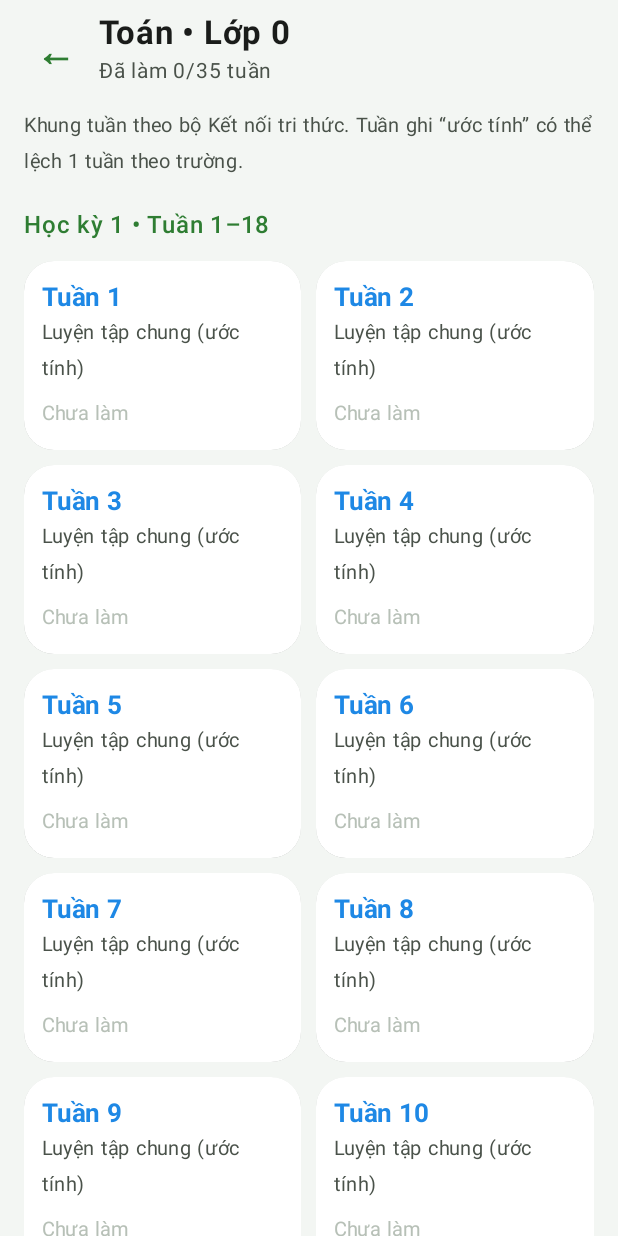
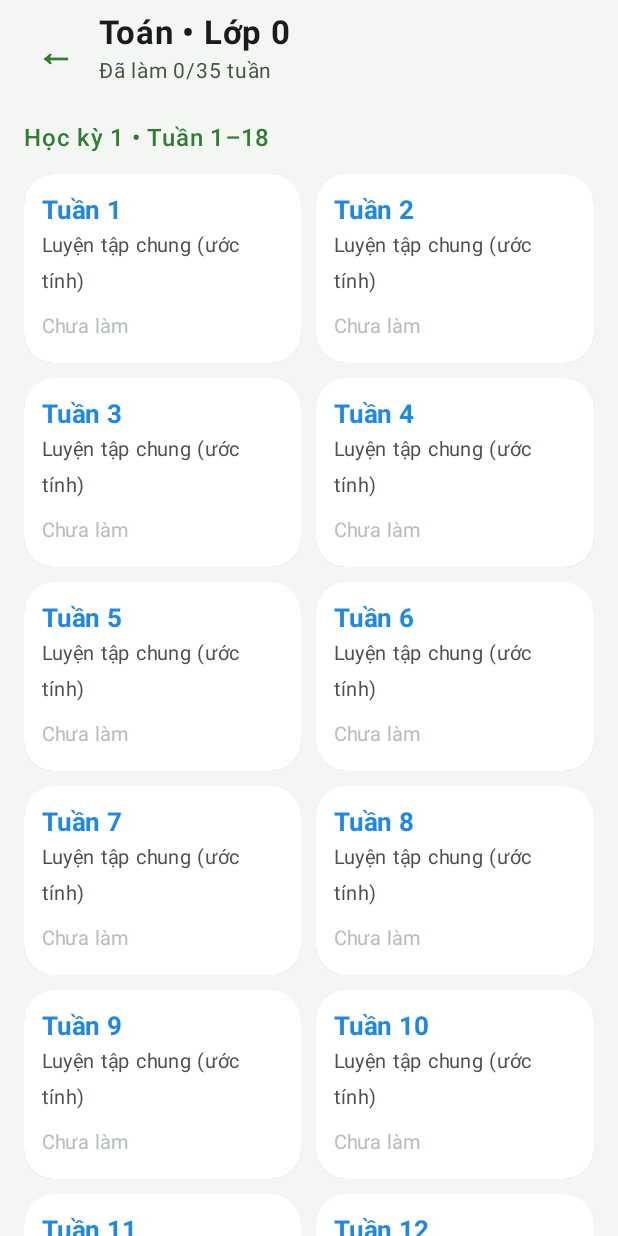
Before and after one commit to trananhphongtb-dot/trac-nghiem-toan-tieu-hoc, an Android app built with Jetpack Compose: the composable WeekScreen called with empty values, on a phone screen of 412 x 824 dp. Run offline under Robolectric (Android 15) with nearby library versions, the phone set to English and light mode, and no system bars.

Commit message:
1.0.1: tieu de day du 'Bai Tap Tuan Tieu Hoc', bo chu 'Chon mon hoc' / 'Chon lop' / giai thich chu de o man tuan

```diff
--- a/app/src/main/java/vn/phong/baitaptuan/ui/Screens.kt
+++ b/app/src/main/java/vn/phong/baitaptuan/ui/Screens.kt
@@ -164,11 +164,10 @@ fun HomeScreen(
                 ) { Text("📝", fontSize = 30.sp) }
                 Spacer(modifier = Modifier.width(14.dp))
                 Column {
-                    Text("Bài Tập Tuần", fontSize = 30.sp, fontWeight = FontWeight.Bold, color = MaterialTheme.colorScheme.onBackground)
+                    Text("Bài Tập Tuần Tiểu Học", fontSize = 26.sp, fontWeight = FontWeight.Bold, color = MaterialTheme.colorScheme.onBackground)
                     Text("Tiểu học • Lớp 1–5 • 35 tuần", fontSize = 15.sp, color = MaterialTheme.colorScheme.onSurfaceVariant)
                 }
             }
-            SectionTitle("Chọn môn học")
             Subject.values().forEach { subject ->
                 AppCard(modifier = Modifier.fillMaxWidth(), onClick = { onSubjectSelected(subject) }) {
                     Row(
@@ -203,7 +202,7 @@ fun GradeScreen(
 ) {
     AppBox {
         Column(modifier = Modifier.fillMaxSize()) {
-            TopBar(subject.title, "Chọn lớp", onBack)
+            TopBar(subject.title, onBack)
             Column(
                 modifier = Modifier.weight(1f).verticalScroll(rememberScrollState()).padding(horizontal = 20.dp, vertical = 8.dp),
                 verticalArrangement = Arrangement.spacedBy(12.dp)
@@ -250,12 +249,6 @@ fun WeekScreen(
                 modifier = Modifier.weight(1f).verticalScroll(rememberScrollState()).padding(horizontal = 16.dp, vertical = 4.dp),
                 verticalArrangement = Arrangement.spacedBy(10.dp)
             ) {
-                Text(
-                    if (subject == Subject.TOAN) "Khung tuần theo bộ Kết nối tri thức. Tuần ghi “ước tính” có thể lệch 1 tuần theo trường."
-                    else "Chủ đề theo mạch kiến thức của chương trình. Mỗi lần làm ra bộ câu hỏi khác nhau.",
-                    fontSize = 13.sp,
-                    color = MaterialTheme.colorScheme.onSurfaceVariant
-                )
                 SectionTitle("Học kỳ 1 • Tuần 1–18")
                 WeekGrid(subject, grade, 1..18, best, accent, onWeek)
                 SectionTitle("Học kỳ 2 • Tuần 19–35")
```
